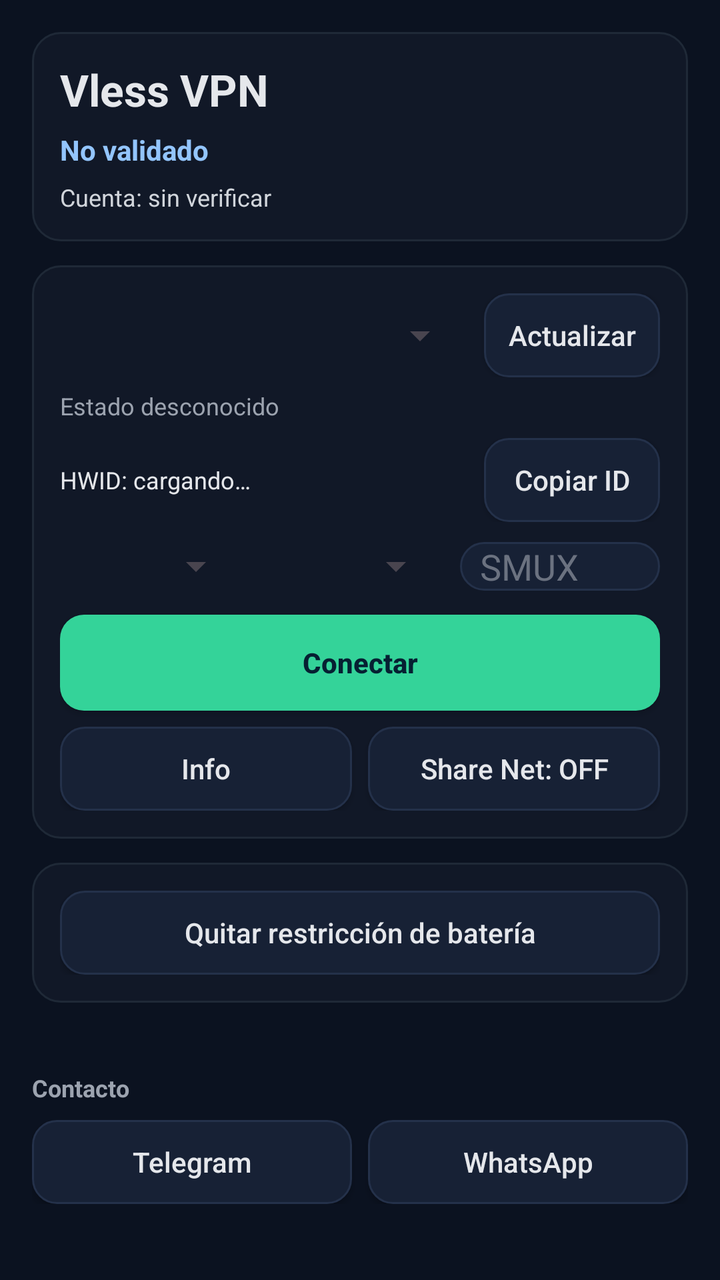
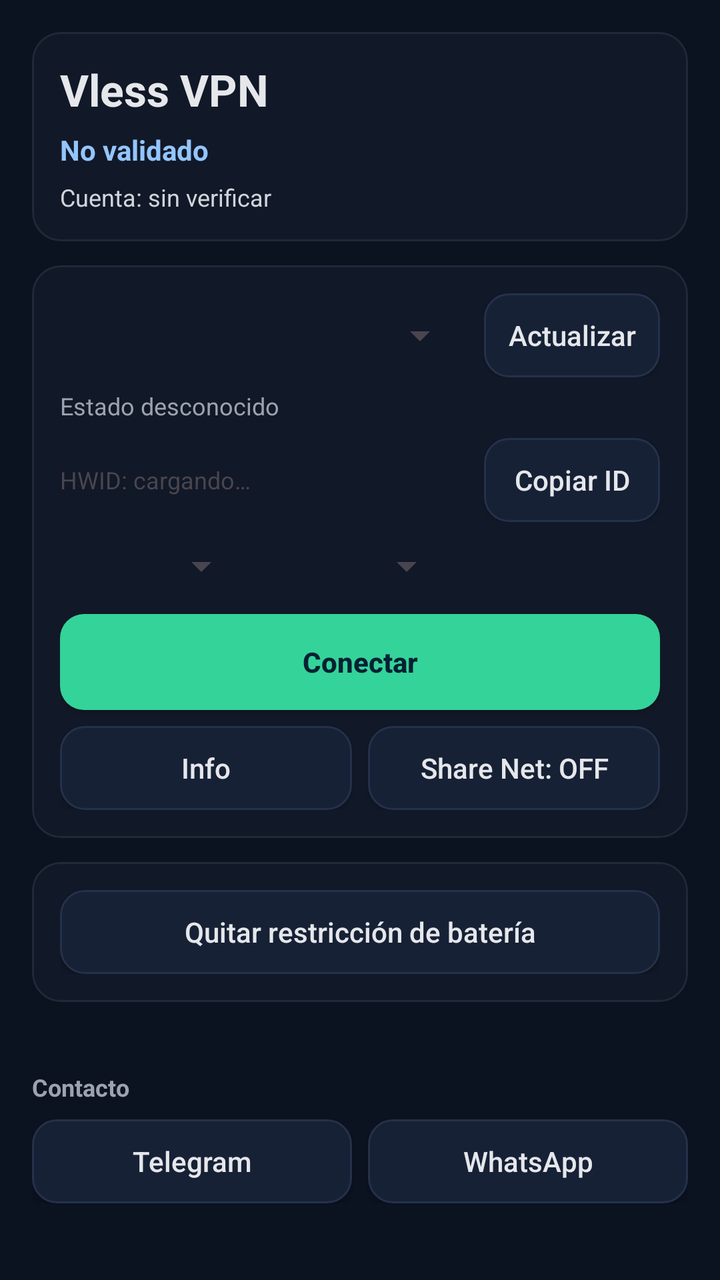

Compare the two renders of this Android layout. The source of the first and the diff that turns it into the second are given below.
<!-- AndroidManifest.xml: application theme Theme.LocalVpnProxy -->
<!-- res/layout/activity_main.xml -->
<?xml version="1.0" encoding="utf-8"?>
<androidx.constraintlayout.widget.ConstraintLayout xmlns:android="http://schemas.android.com/apk/res/android"
    xmlns:app="http://schemas.android.com/apk/res-auto"
    android:layout_width="match_parent"
    android:layout_height="match_parent"
    android:background="#0B1220"
    android:padding="16dp">

    <LinearLayout
        android:id="@+id/headerCard"
        android:layout_width="0dp"
        android:layout_height="wrap_content"
        android:background="@drawable/card_surface"
        android:orientation="vertical"
        android:padding="14dp"
        app:layout_constraintEnd_toEndOf="parent"
        app:layout_constraintStart_toStartOf="parent"
        app:layout_constraintTop_toTopOf="parent">

        <TextView
            android:layout_width="match_parent"
            android:layout_height="wrap_content"
            android:text="@string/app_name"
            android:textColor="#E5E7EB"
            android:textSize="22sp"
            android:textStyle="bold" />

        <TextView
            android:id="@+id/statusLabel"
            android:layout_width="match_parent"
            android:layout_height="wrap_content"
            android:layout_marginTop="6dp"
            android:text="@string/status_not_validated"
            android:textColor="#93C5FD"
            android:textSize="14sp"
            android:textStyle="bold" />

        <TextView
            android:id="@+id/accountLabel"
            android:layout_width="match_parent"
            android:layout_height="wrap_content"
            android:layout_marginTop="6dp"
            android:text="@string/account_unknown"
            android:textColor="#D1D5DB"
            android:textSize="12sp" />
    </LinearLayout>

    <LinearLayout
        android:id="@+id/configCard"
        android:layout_width="0dp"
        android:layout_height="wrap_content"
        android:layout_marginTop="12dp"
        android:background="@drawable/card_surface"
        android:orientation="vertical"
        android:padding="14dp"
        app:layout_constraintEnd_toEndOf="parent"
        app:layout_constraintStart_toStartOf="parent"
        app:layout_constraintTop_toBottomOf="@id/headerCard">

        <LinearLayout
            android:layout_width="match_parent"
            android:layout_height="wrap_content"
            android:gravity="center_vertical"
            android:orientation="horizontal">

            <Spinner
                android:id="@+id/serverSpinner"
                android:layout_width="0dp"
                android:layout_height="wrap_content"
                android:layout_weight="1" />

            <Button
                android:id="@+id/updateServersButton"
                android:layout_width="wrap_content"
                android:layout_height="wrap_content"
                android:layout_marginStart="8dp"
                android:background="@drawable/button_ghost"
                android:minHeight="42dp"
                android:text="@string/update_servers"
                android:textAllCaps="false"
                android:textColor="#E5E7EB" />
        </LinearLayout>

        <TextView
            android:id="@+id/serverStateLabel"
            android:layout_width="match_parent"
            android:layout_height="wrap_content"
            android:layout_marginTop="6dp"
            android:text="@string/server_state_unknown"
            android:textColor="#9CA3AF"
            android:textSize="12sp" />

        <LinearLayout
            android:layout_width="match_parent"
            android:layout_height="wrap_content"
            android:layout_marginTop="8dp"
            android:gravity="center_vertical"
            android:orientation="horizontal">

            <TextView
                android:id="@+id/hwidLabel"
                android:layout_width="0dp"
                android:layout_height="wrap_content"
                android:layout_weight="1"
                android:text="@string/hwid_label"
                android:textColor="#E5E7EB"
                android:textSize="12sp" />

            <Button
                android:id="@+id/copyIdButton"
                android:layout_width="wrap_content"
                android:layout_height="wrap_content"
                android:background="@drawable/button_ghost"
                android:minHeight="42dp"
                android:paddingHorizontal="12dp"
                android:text="@string/copy_id"
                android:textAllCaps="false"
                android:textColor="#E5E7EB" />
        </LinearLayout>

        <LinearLayout
            android:layout_width="match_parent"
            android:layout_height="wrap_content"
            android:layout_marginTop="10dp"
            android:gravity="center_vertical"
            android:orientation="horizontal">

            <Spinner
                android:id="@+id/tunStackSpinner"
                android:layout_width="0dp"
                android:layout_height="wrap_content"
                android:layout_weight="1" />

            <Spinner
                android:id="@+id/muxProtocolSpinner"
                android:layout_width="0dp"
                android:layout_height="wrap_content"
                android:layout_marginStart="8dp"
                android:layout_weight="1" />

            <EditText
                android:id="@+id/smuxStreamsInput"
                android:layout_width="100dp"
                android:layout_height="wrap_content"
                android:layout_marginStart="8dp"
                android:background="@drawable/button_ghost"
                android:hint="@string/smux_hint"
                android:inputType="number"
                android:paddingHorizontal="10dp"
                android:singleLine="true"
                android:textColor="#E5E7EB"
                android:textColorHint="#6B7280" />
        </LinearLayout>

        <Button
            android:id="@+id/startVpnButton"
            android:layout_width="match_parent"
            android:layout_height="wrap_content"
            android:layout_marginTop="12dp"
            android:background="@drawable/button_primary"
            android:minHeight="48dp"
            android:text="@string/start_vpn"
            android:textAllCaps="false"
            android:textColor="#062032"
            android:textStyle="bold" />

        <LinearLayout
            android:layout_width="match_parent"
            android:layout_height="wrap_content"
            android:layout_marginTop="8dp"
            android:orientation="horizontal">

            <Button
                android:id="@+id/infoButton"
                android:layout_width="0dp"
                android:layout_height="wrap_content"
                android:layout_weight="1"
                android:background="@drawable/button_ghost"
                android:minHeight="42dp"
                android:text="@string/info_title"
                android:textAllCaps="false"
                android:textColor="#E5E7EB" />

            <Button
                android:id="@+id/shareProxyButton"
                android:layout_width="0dp"
                android:layout_height="wrap_content"
                android:layout_marginStart="8dp"
                android:layout_weight="1"
                android:background="@drawable/button_ghost"
                android:minHeight="42dp"
                android:text="@string/share_net_off"
                android:textAllCaps="false"
                android:textColor="#E5E7EB" />
        </LinearLayout>
    </LinearLayout>

    <LinearLayout
        android:id="@+id/toolsCard"
        android:layout_width="0dp"
        android:layout_height="wrap_content"
        android:layout_marginTop="12dp"
        android:background="@drawable/card_surface"
        android:orientation="vertical"
        android:padding="14dp"
        app:layout_constraintEnd_toEndOf="parent"
        app:layout_constraintStart_toStartOf="parent"
        app:layout_constraintTop_toBottomOf="@id/configCard">

        <Button
            android:id="@+id/batteryButton"
            android:layout_width="match_parent"
            android:layout_height="wrap_content"
            android:background="@drawable/button_ghost"
            android:minHeight="42dp"
            android:text="@string/battery_button"
            android:textAllCaps="false"
            android:textColor="#E5E7EB" />
    </LinearLayout>

    <LinearLayout
        android:id="@+id/contactBar"
        android:layout_width="0dp"
        android:layout_height="wrap_content"
        android:layout_marginTop="12dp"
        android:orientation="vertical"
        app:layout_constraintBottom_toBottomOf="parent"
        app:layout_constraintEnd_toEndOf="parent"
        app:layout_constraintStart_toStartOf="parent"
        app:layout_constraintTop_toBottomOf="@id/toolsCard">

        <TextView
            android:layout_width="match_parent"
            android:layout_height="wrap_content"
            android:text="@string/contact_title"
            android:textColor="#9CA3AF"
            android:textSize="12sp"
            android:textStyle="bold" />

        <LinearLayout
            android:layout_width="match_parent"
            android:layout_height="wrap_content"
            android:layout_marginTop="8dp"
            android:orientation="horizontal">

            <Button
                android:id="@+id/telegramButton"
                android:layout_width="0dp"
                android:layout_height="wrap_content"
                android:layout_weight="1"
                android:background="@drawable/button_ghost"
                android:minHeight="42dp"
                android:text="@string/contact_telegram"
                android:textAllCaps="false"
                android:textColor="#E5E7EB" />

            <Button
                android:id="@+id/whatsappButton"
                android:layout_width="0dp"
                android:layout_height="wrap_content"
                android:layout_marginStart="8dp"
                android:layout_weight="1"
                android:background="@drawable/button_ghost"
                android:minHeight="42dp"
                android:text="@string/contact_whatsapp"
                android:textAllCaps="false"
                android:textColor="#E5E7EB" />
        </LinearLayout>
    </LinearLayout>

</androidx.constraintlayout.widget.ConstraintLayout>
<!-- resources referenced by this layout -->
<resources>
  <!-- drawable button_ghost (drawable) -->
  <?xml version="1.0" encoding="utf-8"?>
  <ripple xmlns:android="http://schemas.android.com/apk/res/android" android:color="#2FFFFFFF">
      <item>
          <shape>
              <solid android:color="#172135" />
              <corners android:radius="12dp" />
              <stroke android:width="1dp" android:color="#24314A" />
          </shape>
      </item>
  </ripple>
  <!-- drawable button_primary (drawable) -->
  <?xml version="1.0" encoding="utf-8"?>
  <ripple xmlns:android="http://schemas.android.com/apk/res/android" android:color="#66FFFFFF">
      <item>
          <shape>
              <solid android:color="#34D399" />
              <corners android:radius="12dp" />
          </shape>
      </item>
  </ripple>
  <!-- drawable card_surface (drawable) -->
  <?xml version="1.0" encoding="utf-8"?>
  <shape xmlns:android="http://schemas.android.com/apk/res/android">
      <solid android:color="#111827" />
      <corners android:radius="14dp" />
      <stroke android:width="1dp" android:color="#1F2937" />
      <padding
          android:left="12dp"
          android:top="12dp"
          android:right="12dp"
          android:bottom="12dp" />
  </shape>
  <string name="account_unknown">Cuenta: sin verificar</string>
  <string name="app_name">Vless VPN</string>
  <string name="battery_button">Quitar restricción de batería</string>
  <string name="contact_telegram">Telegram</string>
  <string name="contact_title">Contacto</string>
  <string name="contact_whatsapp">WhatsApp</string>
  <string name="copy_id">Copiar ID</string>
  <string name="hwid_label">HWID: cargando…</string>
  <string name="info_title">Info</string>
  <string name="server_state_unknown">Estado desconocido</string>
  <string name="share_net_off">Share Net: OFF</string>
  <string name="smux_hint">SMUX</string>
  <string name="start_vpn">Conectar</string>
  <string name="status_not_validated">No validado</string>
  <string name="update_servers">Actualizar</string>
  <style name="Theme.LocalVpnProxy" parent="Theme.Material3.Light.NoActionBar">
          <item name="android:statusBarColor">@android:color/transparent</item>
          <item name="android:navigationBarColor">@android:color/black</item>
      </style>
</resources>

<!-- the commit's change to res/layout/activity_main.xml (unified diff, before → after) -->
@@ -103,7 +103,6 @@
                 android:layout_height="wrap_content"
                 android:layout_weight="1"
                 android:text="@string/hwid_label"
-                android:textColor="#E5E7EB"
                 android:textSize="12sp" />
 
             <Button
@@ -138,18 +137,13 @@
                 android:layout_marginStart="8dp"
                 android:layout_weight="1" />
 
-            <EditText
-                android:id="@+id/smuxStreamsInput"
-                android:layout_width="100dp"
-                android:layout_height="wrap_content"
-                android:layout_marginStart="8dp"
-                android:background="@drawable/button_ghost"
-                android:hint="@string/smux_hint"
-                android:inputType="number"
-                android:paddingHorizontal="10dp"
-                android:singleLine="true"
-                android:textColor="#E5E7EB"
-                android:textColorHint="#6B7280" />
+            <Spinner
+                android:id="@+id/muxStreamsSpinner"
+                android:layout_width="0dp"
+                android:layout_height="wrap_content"
+                android:layout_marginStart="8dp"
+                android:layout_weight="1"
+                android:background="@drawable/button_ghost" />
         </LinearLayout>
 
         <Button
<!-- resource entries referenced after the edit -->
@@ -44,7 +44,6 @@
   <string name="info_title">Info</string>
   <string name="server_state_unknown">Estado desconocido</string>
   <string name="share_net_off">Share Net: OFF</string>
-  <string name="smux_hint">SMUX</string>
   <string name="start_vpn">Conectar</string>
   <string name="status_not_validated">No validado</string>
   <string name="update_servers">Actualizar</string>
